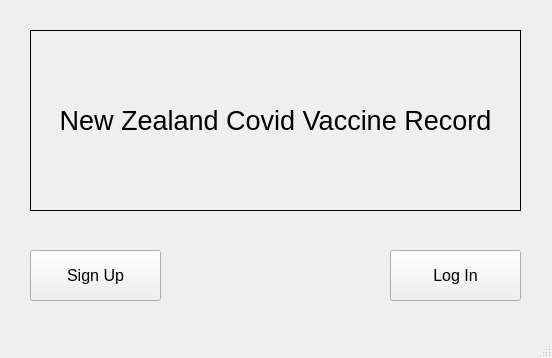
First picture: the form in L_A_B_Final_Project/mainwindow.ui, repository SourPanda13/106-Group-Assignment, before the edit.
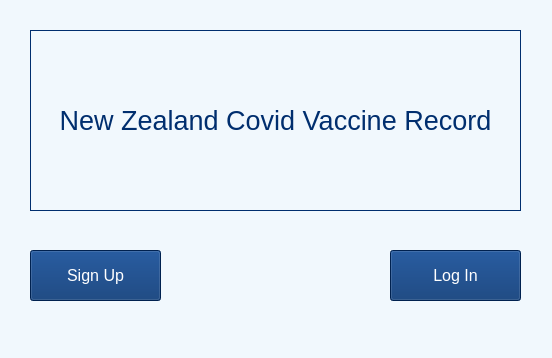
Second picture: the form after the edit.

Patch:
```diff
--- a/L_A_B_Final_Project/mainwindow.ui
+++ b/L_A_B_Final_Project/mainwindow.ui
@@ -13,6 +13,9 @@
   <property name="windowTitle">
    <string>Welcome</string>
   </property>
+  <property name="styleSheet">
+   <string notr="true">background-color: rgb(241, 248, 253);</string>
+  </property>
   <widget class="QWidget" name="centralwidget">
    <widget class="QLabel" name="HeaderLabel">
     <property name="geometry">
@@ -28,6 +31,10 @@
       <pointsize>20</pointsize>
      </font>
     </property>
+    <property name="styleSheet">
+     <string notr="true">color: rgb(0, 46, 110);
+background-color: rgb(241, 248, 253);</string>
+    </property>
     <property name="frameShape">
      <enum>QFrame::Box</enum>
     </property>
@@ -58,6 +65,10 @@
     <property name="cursor">
      <cursorShape>PointingHandCursor</cursorShape>
     </property>
+    <property name="styleSheet">
+     <string notr="true">background-color: rgb(0, 46, 110);
+color: rgb(255, 255, 255);</string>
+    </property>
     <property name="text">
      <string>Sign Up</string>
     </property>
@@ -79,6 +90,10 @@
     <property name="cursor">
      <cursorShape>PointingHandCursor</cursorShape>
     </property>
+    <property name="styleSheet">
+     <string notr="true">background-color: rgb(0, 46, 110);
+color: rgb(255, 255, 255);</string>
+    </property>
     <property name="text">
      <string>Log In</string>
     </property>
```
